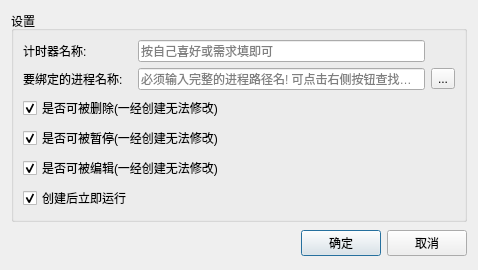
fuyouawa/qsenior-timer, file qsenior-timer/frame/create_timer_item_dlg.ui: the form before one commit.
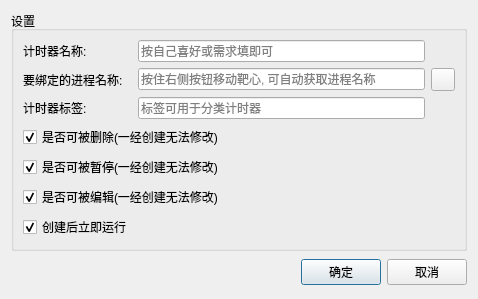
The form after the commit. Icons and pictures are not drawn.

Diff of the .ui file:
```diff
--- a/qsenior-timer/frame/create_timer_item_dlg.ui
+++ b/qsenior-timer/frame/create_timer_item_dlg.ui
@@ -7,7 +7,7 @@
     <x>0</x>
     <y>0</y>
     <width>478</width>
-    <height>244</height>
+    <height>270</height>
    </rect>
   </property>
   <property name="windowTitle">
@@ -44,7 +44,7 @@
       <item row="1" column="1">
        <widget class="QLineEdit" name="edit_proc_name">
         <property name="placeholderText">
-         <string>必须输入完整的进程路径名! 可点击右侧按钮查找进程</string>
+         <string>按住右侧按钮移动靶心, 可自动获取进程名称</string>
         </property>
        </widget>
       </item>
@@ -54,7 +54,7 @@
          <string>&lt;html&gt;&lt;head/&gt;&lt;body&gt;&lt;p&gt;自动捕获器&lt;/p&gt;&lt;p&gt;&lt;span style=&quot; font-weight:700;&quot;&gt;长按拖拽&lt;/span&gt;到目标窗体上, 自动识别进程&lt;/p&gt;&lt;/body&gt;&lt;/html&gt;</string>
         </property>
         <property name="text">
-         <string>...</string>
+         <string/>
         </property>
         <property name="icon">
          <iconset resource="../resources/res.qrc">
@@ -62,7 +62,21 @@
         </property>
        </widget>
       </item>
-      <item row="2" column="0" colspan="2">
+      <item row="2" column="0">
+       <widget class="QLabel" name="label_3">
+        <property name="text">
+         <string>计时器标签:</string>
+        </property>
+       </widget>
+      </item>
+      <item row="2" column="1">
+       <widget class="QLineEdit" name="edit_tags">
+        <property name="placeholderText">
+         <string>标签可用于分类计时器</string>
+        </property>
+       </widget>
+      </item>
+      <item row="3" column="0" colspan="2">
        <widget class="QCheckBox" name="chk_can_del">
         <property name="text">
          <string>是否可被删除(一经创建无法修改)</string>
@@ -75,7 +89,7 @@
         </property>
        </widget>
       </item>
-      <item row="3" column="0" colspan="2">
+      <item row="4" column="0" colspan="2">
        <widget class="QCheckBox" name="chk_can_pause">
         <property name="text">
          <string>是否可被暂停(一经创建无法修改)</string>
@@ -85,7 +99,7 @@
         </property>
        </widget>
       </item>
-      <item row="4" column="0" colspan="2">
+      <item row="5" column="0" colspan="2">
        <widget class="QCheckBox" name="chk_can_edit">
         <property name="text">
          <string>是否可被编辑(一经创建无法修改)</string>
@@ -95,7 +109,7 @@
         </property>
        </widget>
       </item>
-      <item row="5" column="0">
+      <item row="6" column="0">
        <widget class="QCheckBox" name="chk_start_imm">
         <property name="text">
          <string>创建后立即运行</string>
```
